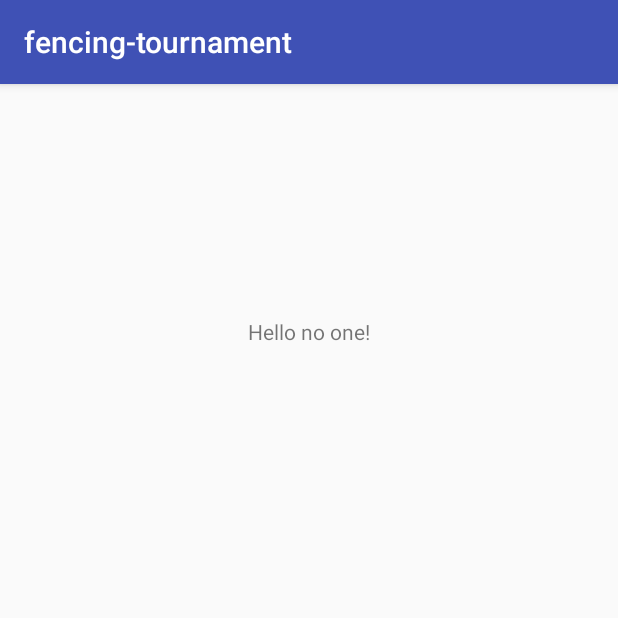
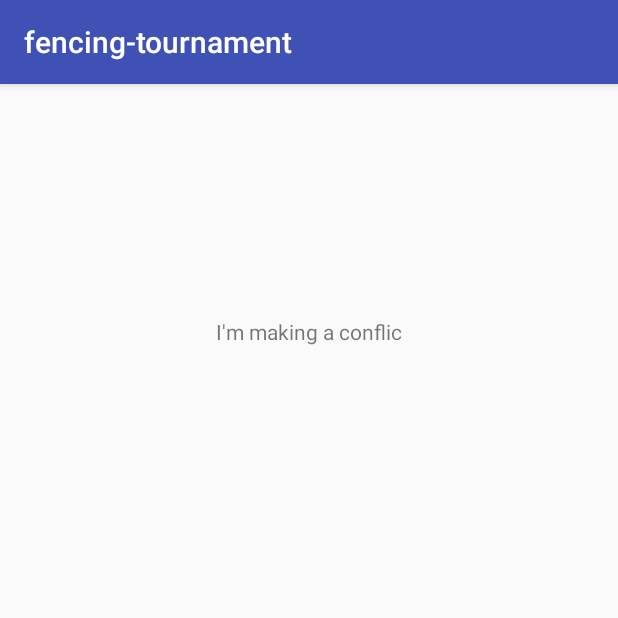
Before and after one commit to alanxoc3/tournament-app, an Android app: the screen it shows after launch (MainScreen), on a phone screen of 412 x 824 dp, the top half of it. Run offline under Robolectric (Android 15) with nearby library versions, the phone set to English and light mode, and no system bars.

Commit message:
Confilcing time

```diff
--- a/app/src/main/res/layout/activity_main_screen.xml
+++ b/app/src/main/res/layout/activity_main_screen.xml
@@ -7,12 +7,13 @@
     android:paddingLeft="@dimen/activity_horizontal_margin"
     android:paddingRight="@dimen/activity_horizontal_margin"
     android:paddingTop="@dimen/activity_vertical_margin"
-    tools:context="cs246.fencing_tournament.MainScreen">
+    tools:context="cs246.fencing_tournament.MainScreen"
+    android:id="@+id/it">
 
     <TextView
         android:layout_width="wrap_content"
         android:layout_height="wrap_content"
-        android:text="Hello no one!"
+        android:text="I&apos;m making a conflic"
         android:layout_alignParentTop="true"
         android:layout_centerHorizontal="true"
         android:layout_marginTop="139dp" />
```
